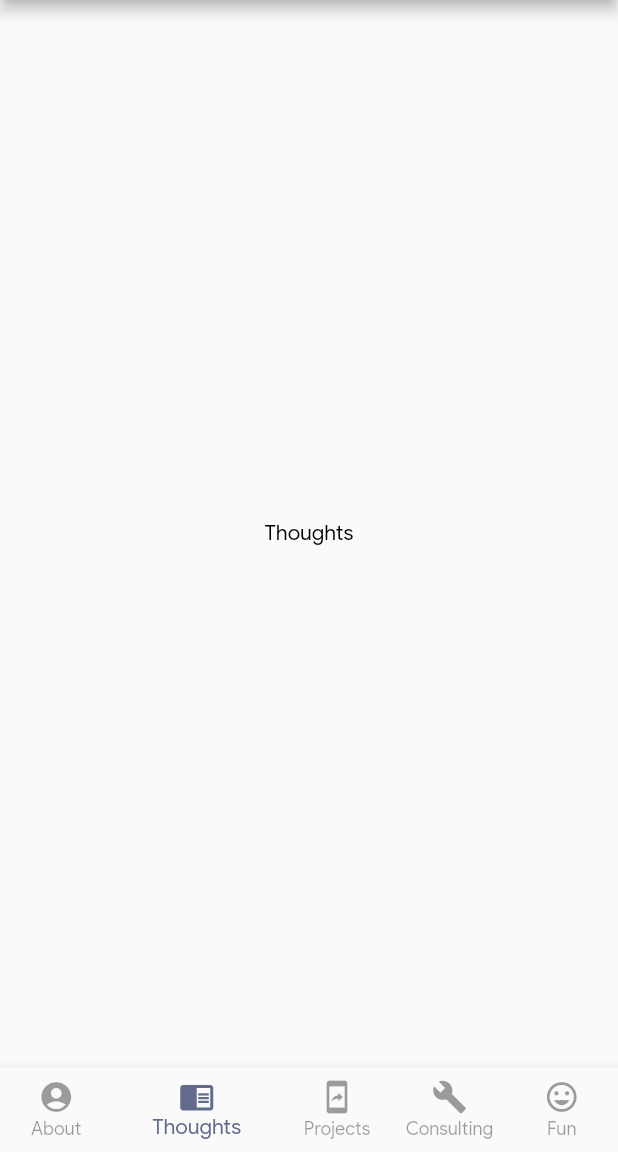
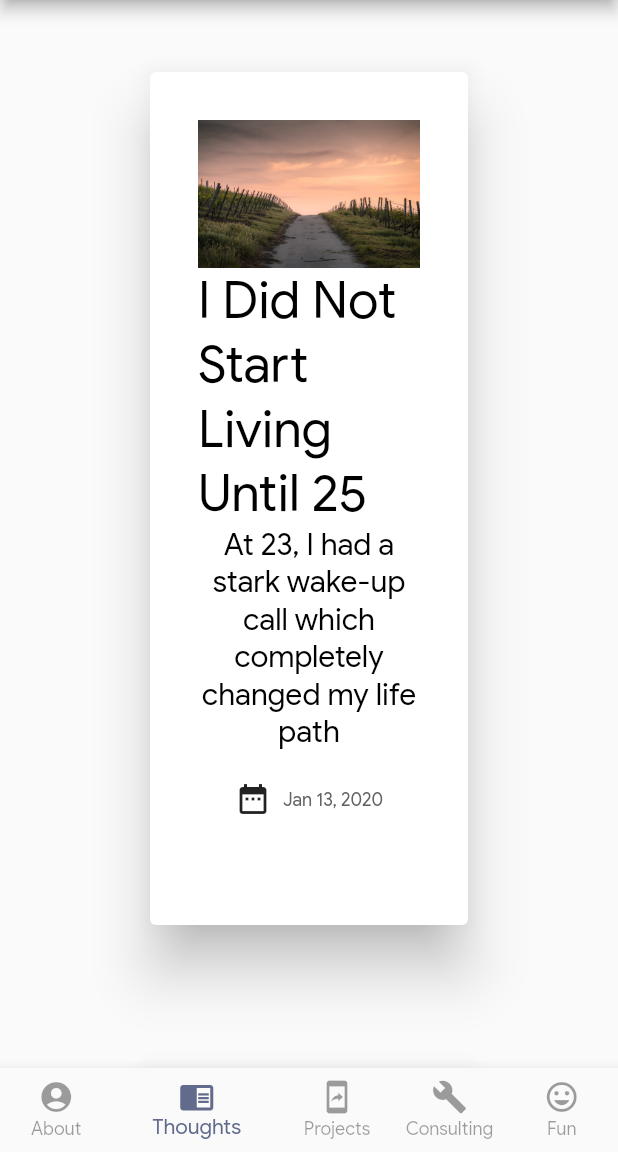
Before and after one commit to ashtonjonesdev/ashton_jones_dev_website, a Flutter app: the screen it shows after launch, item 2 of the bottom bar chosen, on a phone screen of 412 x 824 dp, the part 84-1236 px from its top. Run offline on Flutter 3.47's test engine with Material 2 defaults, Android fonts, the phone set to English and light mode, and no system bars; missing offline and left inert: dart:html.

Commit message:
Implementing thoughts_tab.dart and sending email in consulting_tab.dart

```diff
--- /dev/null
+++ b/lib/core/data/model/medium_article.dart
@@ -0,0 +1,13 @@
+import 'package:flutter/cupertino.dart';
+
+class MediumArticle {
+
+  String title;
+  String subtitle;
+  String imageResource;
+  String link;
+  String datePublished;
+
+  MediumArticle({@required this.title, @required this.subtitle, @required this.imageResource, @required this.link,
+    @required this.datePublished});
+}
--- /dev/null
+++ b/lib/core/data/model/medium_articles_data.dart
@@ -0,0 +1,10 @@
+import 'medium_article.dart';
+
+final List<MediumArticle> mediumArticles = [
+  MediumArticle(title: 'I Did Not Start Living Until 25', subtitle: 'At 23, I had a stark wake-up call which completely changed my life path', datePublished: 'Jan 13, 2020', imageResource: 'images/i_did_not_start_living_until_25.jpg', link: 'https://medium.com/the-ascent/i-did-not-start-living-until-25-2061b1bf1c20'),
+  MediumArticle(title: 'From 0 to Android Engineer', subtitle: 'How I became a Google-Certified Android Engineer in less than a year with no programming background', datePublished: 'Feb 1, 2020', imageResource: 'images/associate_android_developer_badge_google_play_store_cover.png', link: 'https://android.jlelse.eu/from-0-to-android-engineer-6f9019395b2a?source=---------2------------------&gi=48c4881127b1'),
+  MediumArticle(title: 'On 2019', subtitle: 'My personal 2019 reflections', datePublished:'Jan 14, 2020', imageResource: 'images/on_2019.jpg', link: 'https://medium.com/@TJgrapes/on-2019-a8495446f451'),
+  MediumArticle(title: 'Lighting the Way for Tallahassee', subtitle: 'And connecting Tallahassee with the world', datePublished: 'Feb 28, 2020', imageResource: 'images/tallahassee_skyline.jpg', link: 'https://medium.com/@TJgrapes/lighting-the-way-for-tallahassee-2fc40e9c9207'),
+  MediumArticle(title: 'Introducing: Reply', subtitle: 'An Android app to easily send your own predefined messages through any platform', datePublished: 'May 3, 2020', imageResource: 'images/reply_title.png', link: 'https://medium.com/@TJgrapes/introducing-reply-3d0b57ec6744'),
+  MediumArticle(title: 'Introducing: Torch', subtitle: 'A simple app that helps you discover and stay focused on what is most important to you', datePublished: 'May 18, 2020', imageResource: 'images/torch_title.png', link: 'https://medium.com/@TJgrapes/introducing-torch-5ed629a84378')
+];
--- a/lib/ui/widgets/consulting_tab.dart
+++ b/lib/ui/widgets/consulting_tab.dart
@@ -1,6 +1,6 @@
 import 'package:ashton_jones_dev_website/styles/colors.dart';
 import 'package:flutter/material.dart';
-
+import 'package:http/http.dart' as http;
 class ConsultingTab extends StatefulWidget {
   @override
   _ConsultingTabState createState() => _ConsultingTabState();
@@ -82,7 +82,18 @@ class _ConsultingTabState extends State<ConsultingTab> {
 
    }
 
-   sendEmail()  {
+   sendEmail()  async {
+     Map<String, String> headers = new Map();
+     headers["Authorization"] =
+     "Bearer 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 ";
+     headers["Content-Type"] = "application/json";
+
+     var url = 'https://api.sendgrid.com/v3/mail/send';
+     var response = await http.post(url,
+         headers: headers,
+         body: '{"personalizations": [{"to": [{"email": "descxcrs@gmail.com"}]}],"from": {"email": "ashtonjonesdev@gmail.com"},"subject": "Hello, World!","content": [{"type": "text/plain", "value": "Heya!"}]}');
+     print('Response status: ${response.statusCode}');
+     print('Response body: ${response.body}');
 
    }
 
--- /dev/null
+++ b/lib/ui/widgets/medium_article_widget.dart
@@ -0,0 +1,51 @@
+import 'package:ashton_jones_dev_website/core/data/model/medium_article.dart';
+import 'package:flutter/material.dart';
+import 'dart:html' as html;
+
+
+class MediumArticleWidget extends StatelessWidget {
+
+  final MediumArticle _mediumArticle;
+
+
+  MediumArticleWidget(this._mediumArticle);
+
+  openMediumArticleLink() {
+    html.window.open(
+        _mediumArticle.link, 'Medium Article Link');
+  }
+
+  @override
+  Widget build(BuildContext context) {
+    return InkWell(
+      onTap: openMediumArticleLink,
+      child: Card(
+        elevation: 16,
+        margin: EdgeInsets.fromLTRB(100, 48, 100, 48),
+        child:Padding(
+            padding: const EdgeInsets.all(32.0),
+            child: Column(
+              mainAxisAlignment: MainAxisAlignment.center,
+              children: [
+                FittedBox(fit: BoxFit.fitWidth, child: Image.asset(_mediumArticle.imageResource)),
+                Text(_mediumArticle.title, style: Theme.of(context).textTheme.headline4,),
+                Text(_mediumArticle.subtitle, textAlign: TextAlign.center, style: Theme.of(context).textTheme.caption.copyWith(fontSize: 20),),
+                SizedBox(height: 20,),
+                Row(
+                  mainAxisAlignment: MainAxisAlignment.center,
+                  children: [
+                    Padding(
+                      padding: const EdgeInsets.only(right: 8),
+                      child: Icon(Icons.date_range),
+                    ),
+                    Text(_mediumArticle.datePublished, style: Theme.of(context).textTheme.caption.copyWith(color: Colors.grey.shade700),),
+                  ],
+                ),
+                SizedBox(height: 40),
+              ],
+            )
+        ),
+      ),
+    );
+  }
+}
--- a/lib/ui/widgets/thoughts_tab.dart
+++ b/lib/ui/widgets/thoughts_tab.dart
@@ -1,3 +1,5 @@
+import 'package:ashton_jones_dev_website/core/data/model/medium_articles_data.dart';
+import 'package:ashton_jones_dev_website/ui/widgets/medium_article_widget.dart';
 import 'package:flutter/material.dart';
 
 class ThoughtsTab extends StatefulWidget {
@@ -8,10 +10,6 @@ class ThoughtsTab extends StatefulWidget {
 class _ThoughtsTabState extends State<ThoughtsTab> {
   @override
   Widget build(BuildContext context) {
-    return Container(
-      child: Center(
-        child: Text('Thoughts'),
-      ),
-    );
+    return ListView.builder(itemCount: mediumArticles.length,itemBuilder: (context, index) => MediumArticleWidget(mediumArticles[index]));
   }
 }
```
Also changed, not shown: images/associate-android-developer-badge-medium.png (added), images/associate_android_developer_badge_google_play_store_cover.png (added), images/associate_android_developer_badge_large.png (added), images/i_did_not_start_living_until_25.jpg (added), images/on_2019.jpg (added), images/reply_title.png (added), images/tallahassee_skyline.jpg (added), images/torch_title.png (added).
